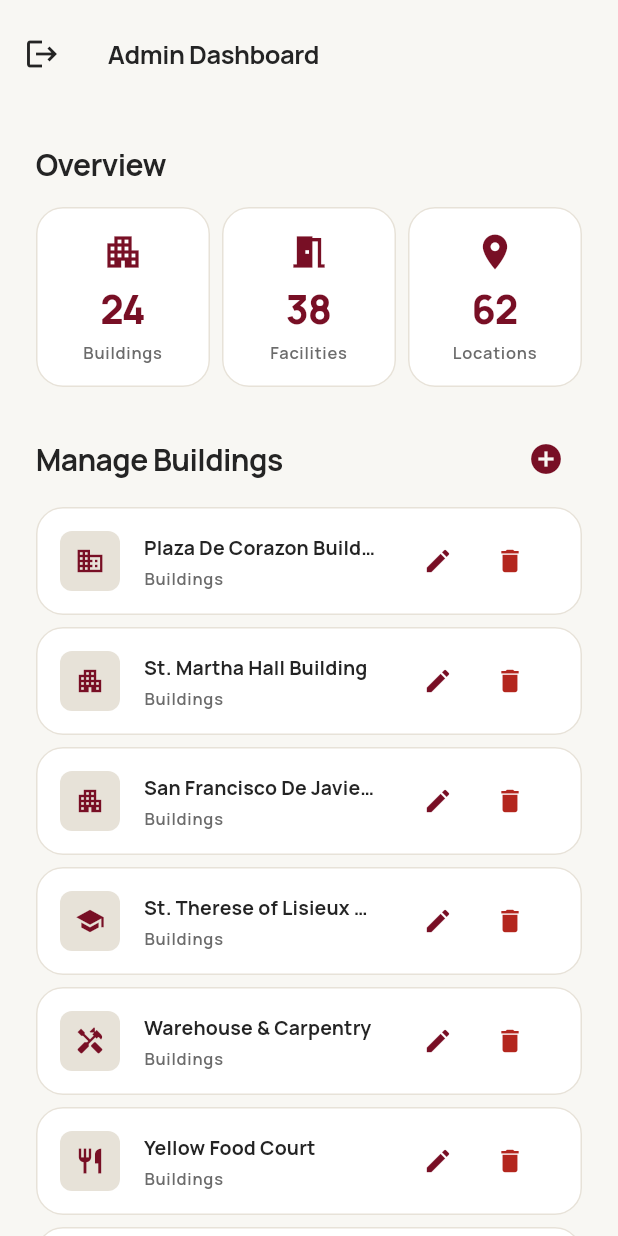
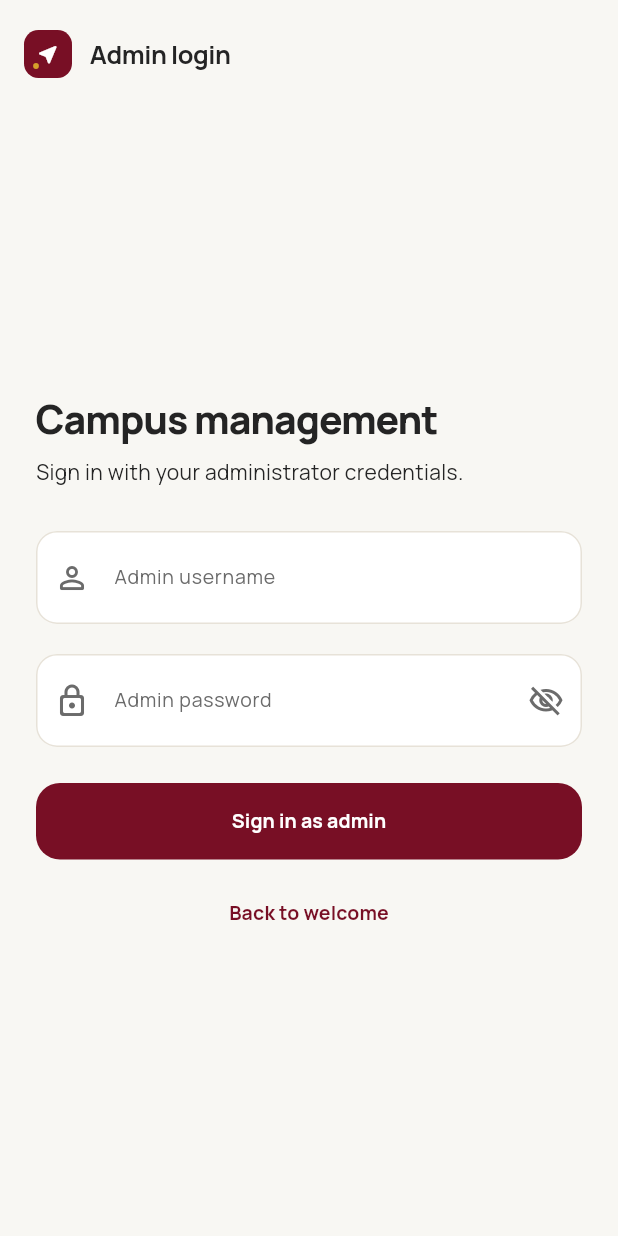
Before and after one commit to ongods/ligHAU, a Flutter app: the AdminDashboardScreen screen opened directly, on a phone screen of 412 x 824 dp. Run offline on Flutter 3.47's test engine with Material 3 defaults, Android fonts, the phone set to English and light mode, and no system bars; our stand-ins replace latlong2; missing offline and left inert: maplibre_gl.

Commit message:
Add prototype admin login and access checks

```diff
--- a/lib/screens/admin_dashboard_screen.dart
+++ b/lib/screens/admin_dashboard_screen.dart
@@ -2,7 +2,10 @@ import 'package:flutter/material.dart';
 import '../theme/app_theme.dart';
 import '../models/facility.dart';
 import '../data/mock_data.dart';
+import '../widgets/app_header.dart';
 import 'login_screen.dart';
+import 'admin_login_screen.dart';
+import '../services/admin_access.dart';
 
 class AdminDashboardScreen extends StatefulWidget {
   const AdminDashboardScreen({super.key});
@@ -17,15 +20,19 @@ class _AdminDashboardScreenState extends State<AdminDashboardScreen> {
   @override
   void initState() {
     super.initState();
-    _buildings = List.from(mockFacilities.where(
+    _buildings = List.from(
+      mockFacilities.where(
         (f) => f.category == 'Buildings' || f.category == 'Offices',
-    ));
+      ),
+    );
   }
 
   void _logout() {
-    Navigator.pushReplacement(
+    AdminAccess.signOut();
+    Navigator.pushAndRemoveUntil(
       context,
       MaterialPageRoute(builder: (_) => const LoginScreen()),
+      (_) => false,
     );
   }
 
@@ -66,9 +73,7 @@ class _AdminDashboardScreenState extends State<AdminDashboardScreen> {
             onPressed: () {
               Navigator.pop(ctx);
               ScaffoldMessenger.of(context).showSnackBar(
-                const SnackBar(
-                  content: Text('Building updated successfully.'),
-                ),
+                const SnackBar(content: Text('Building updated successfully.')),
               );
             },
             child: const Text('Save'),
@@ -97,9 +102,7 @@ class _AdminDashboardScreenState extends State<AdminDashboardScreen> {
                 const SnackBar(content: Text('Building deleted.')),
               );
             },
-            style: FilledButton.styleFrom(
-              backgroundColor: AppColors.error,
-            ),
+            style: FilledButton.styleFrom(backgroundColor: AppColors.error),
             child: const Text('Delete'),
           ),
         ],
@@ -144,7 +147,8 @@ class _AdminDashboardScreenState extends State<AdminDashboardScreen> {
             onPressed: () {
               if (nameCtrl.text.isNotEmpty) {
                 setState(() {
-                  _buildings.add(Facility(
+                  _buildings.add(
+                    Facility(
                       name: nameCtrl.text,
                       category: catCtrl.text.isEmpty
                           ? 'Buildings'
@@ -156,14 +160,13 @@ class _AdminDashboardScreenState extends State<AdminDashboardScreen> {
                           : hoursCtrl.text,
                       floors: 1,
                       icon: Icons.apartment,
-                  ));
+                    ),
+                  );
                 });
               }
               Navigator.pop(ctx);
               ScaffoldMessenger.of(context).showSnackBar(
-                const SnackBar(
-                  content: Text('Building added successfully.'),
-                ),
+                const SnackBar(content: Text('Building added successfully.')),
               );
             },
             child: const Text('Add'),
@@ -175,17 +178,23 @@ class _AdminDashboardScreenState extends State<AdminDashboardScreen> {
 
   @override
   Widget build(BuildContext context) {
+    if (!AdminAccess.isAuthenticated) return const AdminLoginScreen();
     final theme = Theme.of(context);
 
     return Scaffold(
-      appBar: AppBar(
-        title: const Text('Admin Dashboard'),
-        leading: IconButton(
+      appBar: AppHeader(
+        title: 'Campus management',
+        actions: [
+          IconButton(
+            tooltip: 'Sign out',
             icon: const Icon(Icons.logout),
             onPressed: _logout,
           ),
+        ],
       ),
-      body: SingleChildScrollView(
+      body: PageBody(
+        maxWidth: 1000,
+        child: SingleChildScrollView(
           padding: const EdgeInsets.all(AppSpacing.lg),
           child: Column(
             crossAxisAlignment: CrossAxisAlignment.start,
@@ -196,17 +205,30 @@ class _AdminDashboardScreenState extends State<AdminDashboardScreen> {
               Row(
                 children: [
                   Expanded(
-                  child: _summaryCard(theme, 'Buildings', '24', Icons.apartment),
+                    child: _summaryCard(
+                      theme,
+                      'Buildings',
+                      '24',
+                      Icons.apartment,
+                    ),
                   ),
                   const SizedBox(width: AppSpacing.sm),
                   Expanded(
                     child: _summaryCard(
-                      theme, 'Facilities', '38', Icons.meeting_room),
+                      theme,
+                      'Facilities',
+                      '38',
+                      Icons.meeting_room,
+                    ),
                   ),
                   const SizedBox(width: AppSpacing.sm),
                   Expanded(
                     child: _summaryCard(
-                      theme, 'Locations', '62', Icons.location_on),
+                      theme,
+                      'Locations',
+                      '62',
+                      Icons.location_on,
+                    ),
                   ),
                 ],
               ),
@@ -215,10 +237,18 @@ class _AdminDashboardScreenState extends State<AdminDashboardScreen> {
               Row(
                 mainAxisAlignment: MainAxisAlignment.spaceBetween,
                 children: [
-                Text('Manage Buildings', style: theme.textTheme.titleLarge),
+                  Expanded(
+                    child: Text(
+                      'Manage Buildings',
+                      style: theme.textTheme.titleLarge,
+                    ),
+                  ),
                   IconButton(
                     onPressed: _showAddDialog,
-                  icon: const Icon(Icons.add_circle, color: AppColors.primary),
+                    icon: const Icon(
+                      Icons.add_circle,
+                      color: AppColors.primary,
+                    ),
                   ),
                 ],
               ),
@@ -240,21 +270,30 @@ class _AdminDashboardScreenState extends State<AdminDashboardScreen> {
                     title: Text(
                       b.name,
                       style: theme.textTheme.labelLarge,
-                    maxLines: 1,
+                      maxLines: 2,
                       overflow: TextOverflow.ellipsis,
                     ),
-                  subtitle: Text(b.category, style: theme.textTheme.labelSmall),
+                    subtitle: Text(
+                      b.category,
+                      style: theme.textTheme.labelSmall,
+                    ),
                     trailing: Row(
                       mainAxisSize: MainAxisSize.min,
                       children: [
                         IconButton(
-                        icon: const Icon(Icons.edit,
-                            color: AppColors.primary, size: 20),
+                          icon: const Icon(
+                            Icons.edit,
+                            color: AppColors.primary,
+                            size: 20,
+                          ),
                           onPressed: () => _showEditDialog(b, index),
                         ),
                         IconButton(
-                        icon: const Icon(Icons.delete,
-                            color: AppColors.error, size: 20),
+                          icon: const Icon(
+                            Icons.delete,
+                            color: AppColors.error,
+                            size: 20,
+                          ),
                           onPressed: () => _showDeleteDialog(index),
                         ),
                       ],
@@ -265,11 +304,16 @@ class _AdminDashboardScreenState extends State<AdminDashboardScreen> {
             ],
           ),
         ),
+      ),
     );
   }
 
   Widget _summaryCard(
-      ThemeData theme, String title, String count, IconData icon) {
+    ThemeData theme,
+    String title,
+    String count,
+    IconData icon,
+  ) {
     return Card(
       child: Padding(
         padding: const EdgeInsets.all(AppSpacing.md),
--- /dev/null
+++ b/lib/screens/admin_login_screen.dart
@@ -0,0 +1,126 @@
+import 'package:flutter/material.dart';
+
+import '../services/admin_access.dart';
+import '../widgets/app_header.dart';
+import 'admin_dashboard_screen.dart';
+import 'login_screen.dart';
+
+class AdminLoginScreen extends StatefulWidget {
+  const AdminLoginScreen({super.key});
+
+  @override
+  State<AdminLoginScreen> createState() => _AdminLoginScreenState();
+}
+
+class _AdminLoginScreenState extends State<AdminLoginScreen> {
+  final _formKey = GlobalKey<FormState>();
+  final _username = TextEditingController();
+  final _password = TextEditingController();
+  bool _obscure = true;
+  String? _error;
+
+  void _signIn() {
+    if (!_formKey.currentState!.validate()) return;
+    if (!AdminAccess.signIn(_username.text.trim(), _password.text)) {
+      setState(() => _error = 'Incorrect admin username or password.');
+      return;
+    }
+    Navigator.of(context).pushReplacement(
+      MaterialPageRoute(builder: (_) => const AdminDashboardScreen()),
+    );
+  }
+
+  @override
+  void dispose() {
+    _username.dispose();
+    _password.dispose();
+    super.dispose();
+  }
+
+  @override
+  Widget build(BuildContext context) => Scaffold(
+    appBar: const AppHeader(title: 'Admin login'),
+    body: Center(
+      child: SingleChildScrollView(
+        padding: const EdgeInsets.all(24),
+        child: ConstrainedBox(
+          constraints: const BoxConstraints(maxWidth: 420),
+          child: AutofillGroup(
+            child: Form(
+              key: _formKey,
+              child: Column(
+                crossAxisAlignment: CrossAxisAlignment.stretch,
+                children: [
+                  Text(
+                    'Campus management',
+                    style: Theme.of(context).textTheme.headlineSmall,
+                  ),
+                  const SizedBox(height: 8),
+                  const Text('Sign in with your administrator credentials.'),
+                  const SizedBox(height: 28),
+                  TextFormField(
+                    controller: _username,
+                    autofillHints: const [AutofillHints.username],
+                    textInputAction: TextInputAction.next,
+                    decoration: const InputDecoration(
+                      labelText: 'Admin username',
+                      prefixIcon: Icon(Icons.person_outline_rounded),
+                    ),
+                    validator: (value) => value == null || value.trim().isEmpty
+                        ? 'Enter your admin username.'
+                        : null,
+                  ),
+                  const SizedBox(height: 20),
+                  TextFormField(
+                    controller: _password,
+                    obscureText: _obscure,
+                    autofillHints: const [AutofillHints.password],
+                    onFieldSubmitted: (_) => _signIn(),
+                    decoration: InputDecoration(
+                      labelText: 'Admin password',
+                      prefixIcon: const Icon(Icons.lock_outline_rounded),
+                      suffixIcon: IconButton(
+                        tooltip: _obscure ? 'Show password' : 'Hide password',
+                        onPressed: () => setState(() => _obscure = !_obscure),
+                        icon: Icon(
+                          _obscure
+                              ? Icons.visibility_off_outlined
+                              : Icons.visibility_outlined,
+                        ),
+                      ),
+                    ),
+                    validator: (value) => value == null || value.isEmpty
+                        ? 'Enter your admin password.'
+                        : null,
+                  ),
+                  if (_error != null) ...[
+                    const SizedBox(height: 16),
+                    Text(
+                      _error!,
+                      style: TextStyle(
+                        color: Theme.of(context).colorScheme.error,
+                      ),
+                    ),
+                  ],
+                  const SizedBox(height: 24),
+                  FilledButton(
+                    onPressed: _signIn,
+                    child: const Text('Sign in as admin'),
+                  ),
+                  const SizedBox(height: 12),
+                  TextButton(
+                    onPressed: () => Navigator.of(context).pushAndRemoveUntil(
+                      MaterialPageRoute(builder: (_) => const LoginScreen()),
+                      (_) => false,
+                    ),
+                    child: const Text('Back to welcome'),
+                  ),
+                ],
+              ),
+            ),
+          ),
+        ),
+      ),
+    ),
+  );
+}
--- /dev/null
+++ b/lib/services/admin_access.dart
@@ -0,0 +1,13 @@
+/// Local prototype access only. Production authorization belongs on a backend.
+class AdminAccess {
+  static bool _authenticated = false;
+
+  static bool get isAuthenticated => _authenticated;
+
+  static bool signIn(String username, String password) {
+    _authenticated = username == 'admin' && password == 'ligHAU-admin';
+    return _authenticated;
+  }
+
+  static void signOut() => _authenticated = false;
+}
```
Also changed, not shown: 1 other file. Lines whose indentation alone changed are shown as unchanged.
